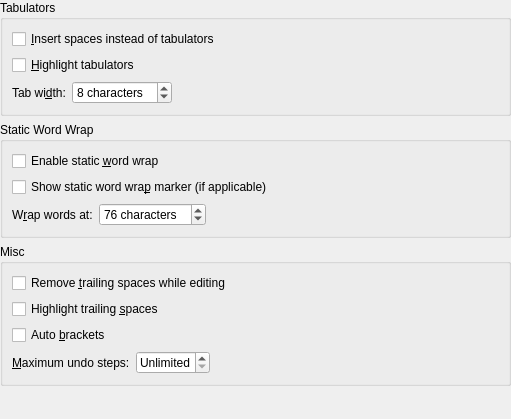
Old version of the form part/dialogs/editconfigwidget.ui in the repository KDE/kate.
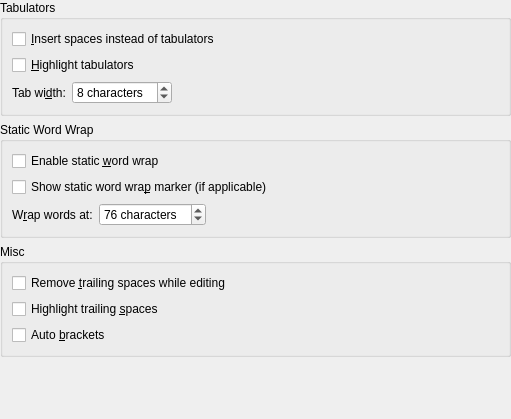
New version of the form.

Commit message: removed limit for undo, tackat is right, no real use on normal systems

```diff
--- a/part/dialogs/editconfigwidget.ui
+++ b/part/dialogs/editconfigwidget.ui
@@ -280,61 +280,6 @@
         </property>
        </widget>
       </item>
-      <item>
-       <layout class="QHBoxLayout" >
-        <property name="spacing" >
-         <number>6</number>
-        </property>
-        <property name="leftMargin" >
-         <number>0</number>
-        </property>
-        <property name="topMargin" >
-         <number>0</number>
-        </property>
-        <property name="rightMargin" >
-         <number>0</number>
-        </property>
-        <property name="bottomMargin" >
-         <number>0</number>
-        </property>
-        <item>
-         <widget class="QLabel" name="label" >
-          <property name="text" >
-           <string>&amp;Maximum undo steps:</string>
-          </property>
-          <property name="buddy" >
-           <cstring>sbMaxUndos</cstring>
-          </property>
-         </widget>
-        </item>
-        <item>
-         <widget class="QSpinBox" name="sbMaxUndos" >
-          <property name="whatsThis" >
-           <string>Sets the number of undo/redo steps to record. More steps uses more memory.</string>
-          </property>
-          <property name="specialValueText" >
-           <string>Unlimited</string>
-          </property>
-          <property name="maximum" >
-           <number>1000000</number>
-          </property>
-         </widget>
-        </item>
-        <item>
-         <spacer>
-          <property name="orientation" >
-           <enum>Qt::Horizontal</enum>
-          </property>
-          <property name="sizeHint" >
-           <size>
-            <width>231</width>
-            <height>23</height>
-           </size>
-          </property>
-         </spacer>
-        </item>
-       </layout>
-      </item>
      </layout>
     </widget>
    </item>
@@ -343,7 +288,7 @@
      <property name="orientation" >
       <enum>Qt::Vertical</enum>
      </property>
-     <property name="sizeHint" >
+     <property name="sizeHint" stdset="0" >
       <size>
        <width>441</width>
        <height>20</height>
```
Left out of the diff: 70 changed lines with no effect on the pictures. The commit also changes 5 other files.
